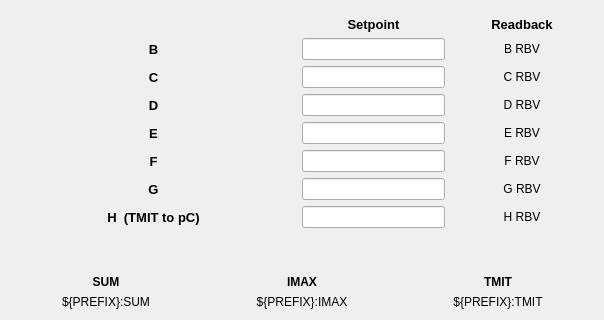
First picture: the form in blenApp/ui/blen_lcls2_gap_coef_instr.ui, repository slaclab/BunchLengthMonitor, before the edit; both pictures show x 0 to 604 and y 568 to 888 of the 604 by 888 pixel window.
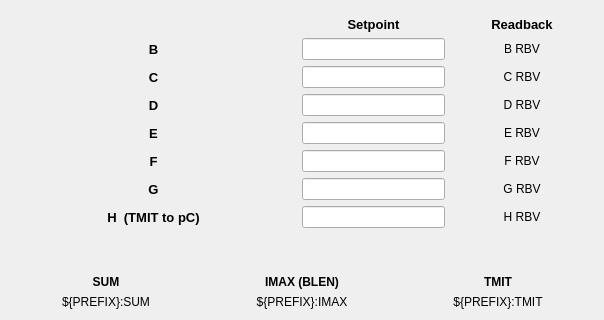
Second picture: the form after the edit. Custom widgets are drawn as their Qt base class.

Commit message: ENH: blen labels on imax

What changed in the file:
```diff
--- a/blenApp/ui/blen_lcls2_gap_coef_instr.ui
+++ b/blenApp/ui/blen_lcls2_gap_coef_instr.ui
@@ -1213,7 +1213,7 @@
           </font>
          </property>
          <property name="text">
-          <string>IMAX</string>
+          <string>IMAX (BLEN)</string>
          </property>
          <property name="alignment">
           <set>Qt::AlignCenter</set>
```
The commit also changes 3 other files.
